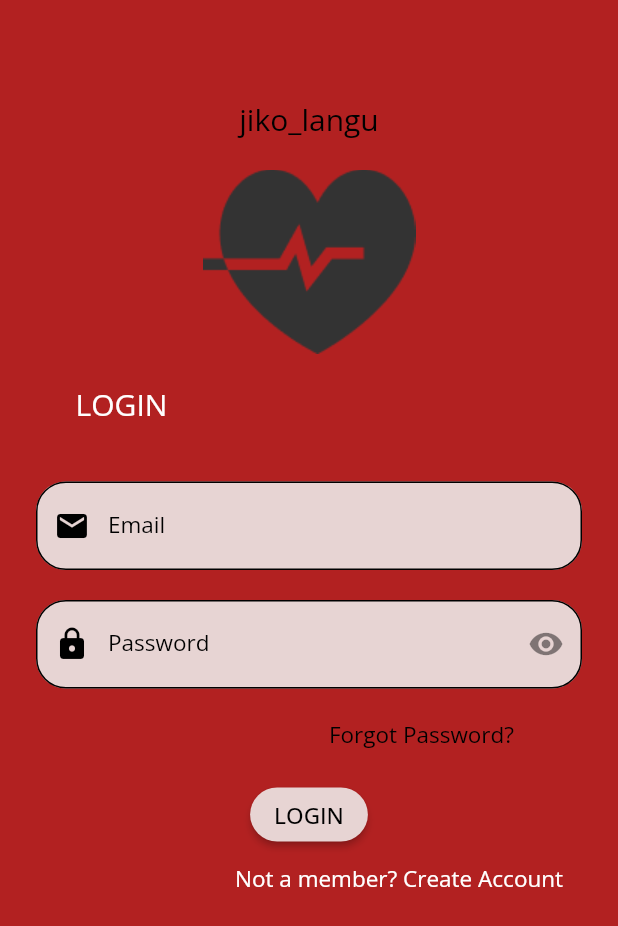
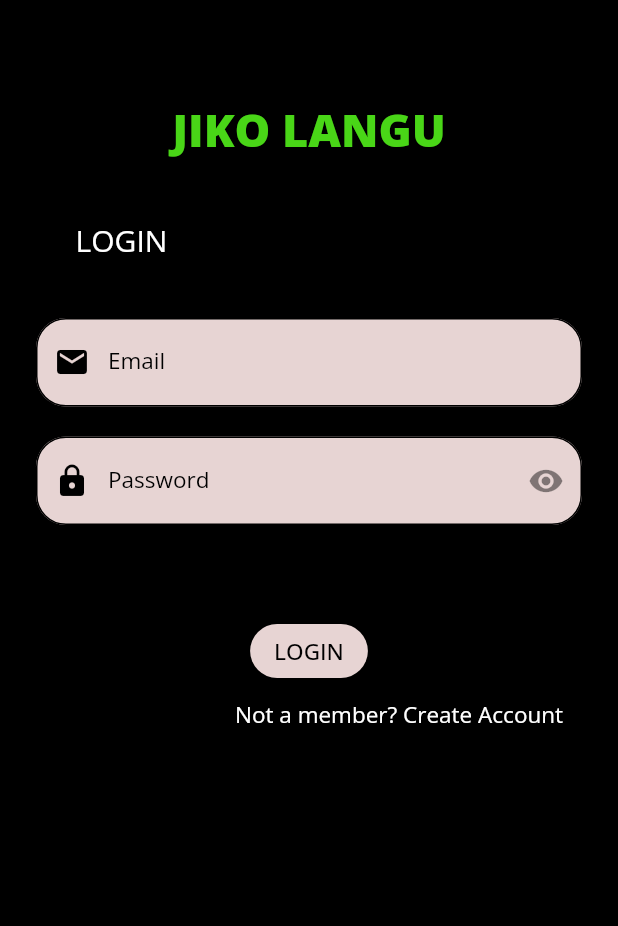
Before and after one commit to kwayummari/jiko-langu, a Flutter app: the screen it shows after launch, on a phone screen of 412 x 824 dp. Shown: the top 926 px of the screen. Run offline on Flutter 3.47's test engine with Material 2 defaults, Android fonts, the phone set to English and light mode, and no system bars; our stand-ins replace flutter_dotenv, flutter_spinkit, hexcolor, responsive_framework, shared_preferences.

Commit message:
fixed splsah page

```diff
--- a/lib/src/screens/authentication/login.dart
+++ b/lib/src/screens/authentication/login.dart
@@ -1,5 +1,6 @@
 import 'package:flutter/material.dart';
 import 'package:hexcolor/hexcolor.dart';
+import 'package:jiko_langu/src/utils/app_const.dart';
 import 'package:shared_preferences/shared_preferences.dart';
 import 'package:jiko_langu/routes/route-names.dart';
 import 'package:jiko_langu/src/service/login.dart';
@@ -27,6 +28,7 @@ class _LoginState extends State<Login> {
   @override
   Widget build(BuildContext context) {
     return AppBaseScreen(
+      bgcolor: AppConst.black,
       child: Form(
           key: _formKey,
           child: Column(
@@ -35,16 +37,13 @@ class _LoginState extends State<Login> {
                 height: 50,
               ),
               AppText(
-                size: 20,
-                txt: 'jiko_langu',
-                color: Colors.black,
+                size: 30,
+                txt: 'JIKO LANGU',
+                weight: FontWeight.w900,
+                color: AppConst.primary,
               ),
               SizedBox(
-                height: 20,
-              ),
-              Image.asset('assets/logo.png'),
-              SizedBox(
-                height: 20,
+                height: 40,
               ),
               Padding(
                 padding: const EdgeInsets.only(right: 250),
--- a/lib/src/utils/app_const.dart
+++ b/lib/src/utils/app_const.dart
@@ -1,7 +1,7 @@
 import 'package:hexcolor/hexcolor.dart';
 
 abstract class AppConst {
-  static var primary = HexColor('B22121');
+  static var primary = HexColor('#49D617');
   static var secondary = HexColor('#ffffff');
   static var black = HexColor('#000000');
 //   static var grey = Colors.grey;
--- a/lib/src/widgets/app_base_screen.dart
+++ b/lib/src/widgets/app_base_screen.dart
@@ -1,5 +1,6 @@
 import 'package:flutter/material.dart';
 import 'package:hexcolor/hexcolor.dart';
+import 'package:jiko_langu/src/utils/app_const.dart';
 
 class AppBaseScreen extends StatelessWidget {
   final Widget child;
@@ -22,7 +23,7 @@ class AppBaseScreen extends StatelessWidget {
   @override
   Widget build(BuildContext context) {
     return Scaffold(
-      backgroundColor: bgcolor ?? HexColor('B22121'),
+      backgroundColor: bgcolor ?? AppConst.secondary,
       appBar: appBar,
       body: SingleChildScrollView(
         child: Stack(
```
Also changed, not shown: lib/src/screens/splash.dart (+15 -8 lines), 1 other file.
